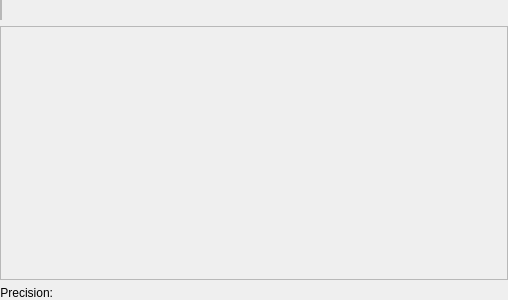
The window that krita/plugins/paintops/libpaintop/forms/wdgbrushchooser.ui (KDE/krita) describes before a commit, drawn with Qt 5.
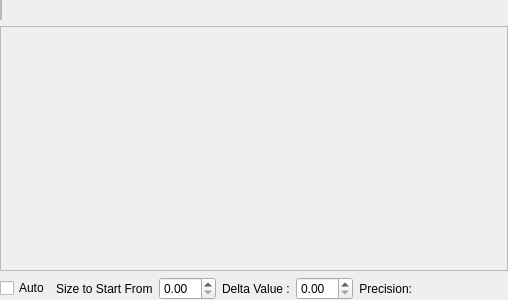
The same window after the commit. Custom widgets are drawn as their Qt base class.

Commit message: CCBUG:319905 Dynamic Precision for brush tips

What changed in the file:
```diff
--- a/krita/plugins/paintops/libpaintop/forms/wdgbrushchooser.ui
+++ b/krita/plugins/paintops/libpaintop/forms/wdgbrushchooser.ui
@@ -10,7 +10,7 @@
     <height>300</height>
    </rect>
   </property>
-  <layout class="QVBoxLayout" name="verticalLayout" stretch="0,1,0">
+  <layout class="QVBoxLayout" name="verticalLayout" stretch="0,1,0,0">
    <property name="leftMargin">
     <number>0</number>
    </property>
@@ -79,6 +79,33 @@
    </item>
    <item>
     <layout class="QHBoxLayout" name="horizontalLayout_3">
+     <item>
+      <widget class="QCheckBox" name="autoPrecisionCheckBox">
+       <property name="text">
+        <string>Auto</string>
+       </property>
+      </widget>
+     </item>
+     <item>
+      <widget class="QLabel" name="label">
+       <property name="text">
+        <string>Size to Start From</string>
+       </property>
+      </widget>
+     </item>
+     <item>
+      <widget class="QDoubleSpinBox" name="sizeToStartFromSpinBox"/>
+     </item>
+     <item>
+      <widget class="QLabel" name="label_2">
+       <property name="text">
+        <string>Delta Value :</string>
+       </property>
+      </widget>
+     </item>
+     <item>
+      <widget class="QDoubleSpinBox" name="deltaValueSpinBox"/>
+     </item>
      <item>
       <widget class="QLabel" name="lblPrecision">
        <property name="sizePolicy">
```
Left out of the diff: 3 changed lines with no effect on the pictures. The commit also changes 4 other files.
